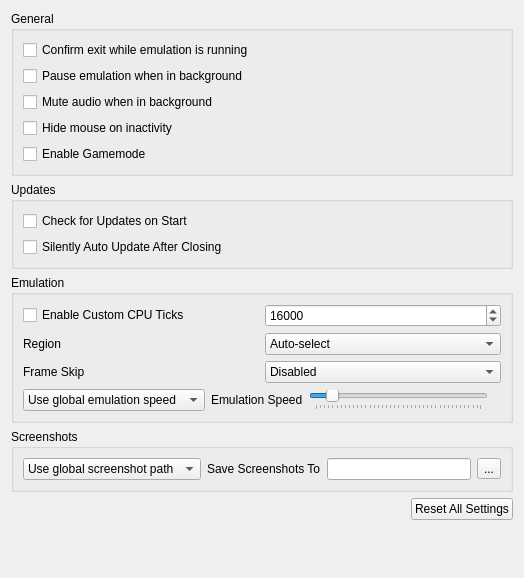
This is src/citra_qt/configuration/configure_general.ui in rtiangha/bravely-offline-citra as Qt 5 draws it before an edit. The edited form follows.
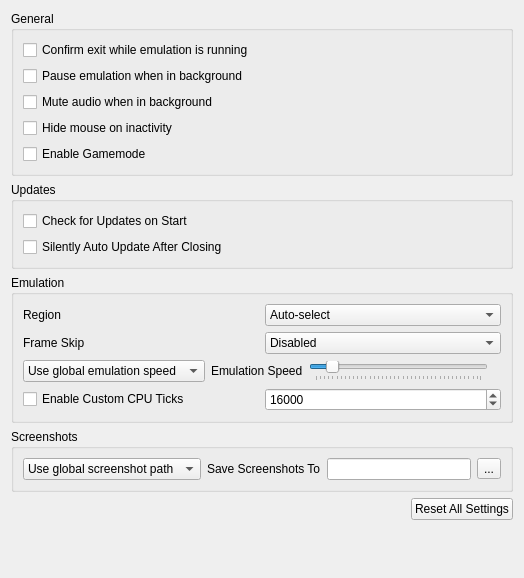
This is the edited form.

Commit message: Reorder ticks

The edit to the form file:
```diff
--- a/src/citra_qt/configuration/configure_general.ui
+++ b/src/citra_qt/configuration/configure_general.ui
@@ -89,33 +89,6 @@
         <string>Emulation</string>
        </property>
        <layout class="QVBoxLayout" name="verticalLayout_2">
-        <item>
-         <layout class="QHBoxLayout" name="custom_cpu_ticks_layout">
-          <item>
-           <widget class="QCheckBox" name="toggle_custom_cpu_ticks">
-            <property name="toolTip">
-             <string>&lt;html&gt;&lt;body&gt;Set a custom value of CPU ticks. Higher values can increase performance but if they're too high, it may cause the game to freeze. A range of 77-21000 is recommended.&lt;/body&gt;&lt;/html&gt;</string>
-            </property>
-            <property name="text">
-             <string>Enable Custom CPU Ticks</string>
-            </property>
-           </widget>
-          </item>
-          <item>
-           <widget class="QSpinBox" name="custom_cpu_ticks_spinbox">
-            <property name="minimum">
-              <number>77</number>
-            </property>
-            <property name="maximum">
-             <number>65535</number>
-            </property>
-            <property name="value">
-             <number>16000</number>
-            </property>
-           </widget>
-          </item>
-         </layout>
-        </item>
         <item>
          <widget class="QWidget" name="widget_region" native="true">
           <layout class="QHBoxLayout" name="region_layout">
@@ -316,6 +289,33 @@
           </layout>
          </widget>
         </item>
+        <item>
+         <layout class="QHBoxLayout" name="custom_cpu_ticks_layout">
+          <item>
+           <widget class="QCheckBox" name="toggle_custom_cpu_ticks">
+            <property name="toolTip">
+             <string>&lt;html&gt;&lt;body&gt;Set a custom value of CPU ticks. Higher values can increase performance but if they're too high, it may cause the game to freeze. A range of 77-21000 is recommended.&lt;/body&gt;&lt;/html&gt;</string>
+            </property>
+            <property name="text">
+             <string>Enable Custom CPU Ticks</string>
+            </property>
+           </widget>
+          </item>
+          <item>
+           <widget class="QSpinBox" name="custom_cpu_ticks_spinbox">
+            <property name="minimum">
+              <number>77</number>
+            </property>
+            <property name="maximum">
+             <number>65535</number>
+            </property>
+            <property name="value">
+             <number>16000</number>
+            </property>
+           </widget>
+          </item>
+         </layout>
+        </item>
        </layout>
       </widget>
      </item>
```
The commit also changes 1 other file.
